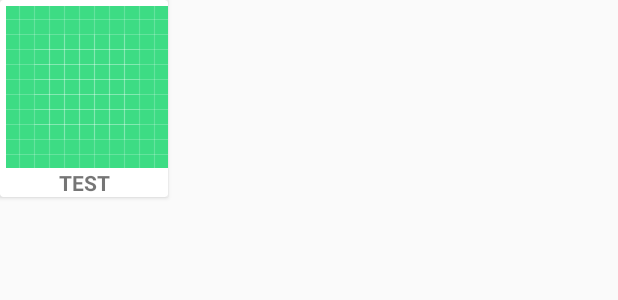
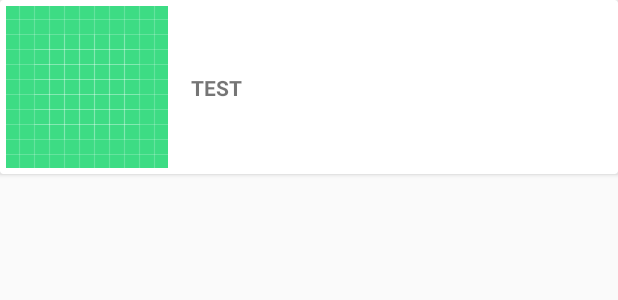
Before and after one commit to sillva7/CardsForBoardGame, an Android app: the layout card_item.xml on its own in the app's theme, with its tools: preview values and no code run, on a phone screen of 412 x 824 dp. Shown: the top 300 px of the screen. Run offline under Robolectric (Android 15) with nearby library versions, the phone set to English and light mode, and no system bars.

```diff
--- a/app/src/main/res/layout/activity_all_cards.xml
+++ b/app/src/main/res/layout/activity_all_cards.xml
@@ -8,7 +8,10 @@
 
     <androidx.recyclerview.widget.RecyclerView
         android:layout_width="match_parent"
-        android:layout_height="match_parent"
+        android:layout_height="wrap_content"
+        android:id="@+id/recyclerView"
+        app:layout_constraintStart_toStartOf="parent"
+        app:layout_constraintTop_toTopOf="parent"
 
         />
 </androidx.constraintlayout.widget.ConstraintLayout>
--- a/app/src/main/res/layout/card_item.xml
+++ b/app/src/main/res/layout/card_item.xml
@@ -2,18 +2,20 @@
 <androidx.cardview.widget.CardView
     xmlns:android="http://schemas.android.com/apk/res/android"
     xmlns:app="http://schemas.android.com/apk/res-auto"
+    android:layout_width="match_parent"
+    android:layout_height="wrap_content"
+
+    >
+<androidx.constraintlayout.widget.ConstraintLayout
     android:layout_width="wrap_content"
     android:layout_height="wrap_content"
+    android:padding="4dp"
     >
-<androidx.constraintlayout.widget.ConstraintLayout
-    android:layout_width="match_parent"
-    android:layout_height="wrap_content">
     <ImageView
         android:id="@+id/imageViewCard"
         android:layout_width="match_parent"
         android:layout_height="wrap_content"
         app:srcCompat="@drawable/ic_launcher_background"
-        android:layout_margin="4dp"
         app:layout_constraintTop_toTopOf="parent"
         app:layout_constraintStart_toStartOf="parent"
         />
@@ -22,12 +24,14 @@
         android:id="@+id/textViewCard"
         android:layout_width="wrap_content"
         android:layout_height="wrap_content"
-        android:layout_gravity="bottom|center"
         android:text="TEST"
+        android:layout_marginLeft="15dp"
         android:textStyle="bold"
         app:layout_constraintEnd_toEndOf="parent"
-        app:layout_constraintStart_toStartOf="parent"
-        app:layout_constraintTop_toBottomOf="@id/imageViewCard" />
+        app:layout_constraintStart_toEndOf="@id/imageViewCard"
+        app:layout_constraintTop_toTopOf="@id/imageViewCard"
+        app:layout_constraintBottom_toBottomOf="@id/imageViewCard"
+        />
 </androidx.constraintlayout.widget.ConstraintLayout>
 
 </androidx.cardview.widget.CardView>
```
Also changed, not shown: app/src/main/java/com/example/cardsforboardgame/activities/AddNewCardActivity.java (+1 -15 lines), app/src/main/java/com/example/cardsforboardgame/activities/AllCardsActivity.java (+30 -0 lines), app/src/main/java/com/example/cardsforboardgame/activities/MainActivity.java (+9 -0 lines), app/src/main/java/com/example/cardsforboardgame/adapters/CardAdapter.java (added, +76 -0 lines), app/src/main/res/layout/activity_testt.xml (+3 -6 lines).
